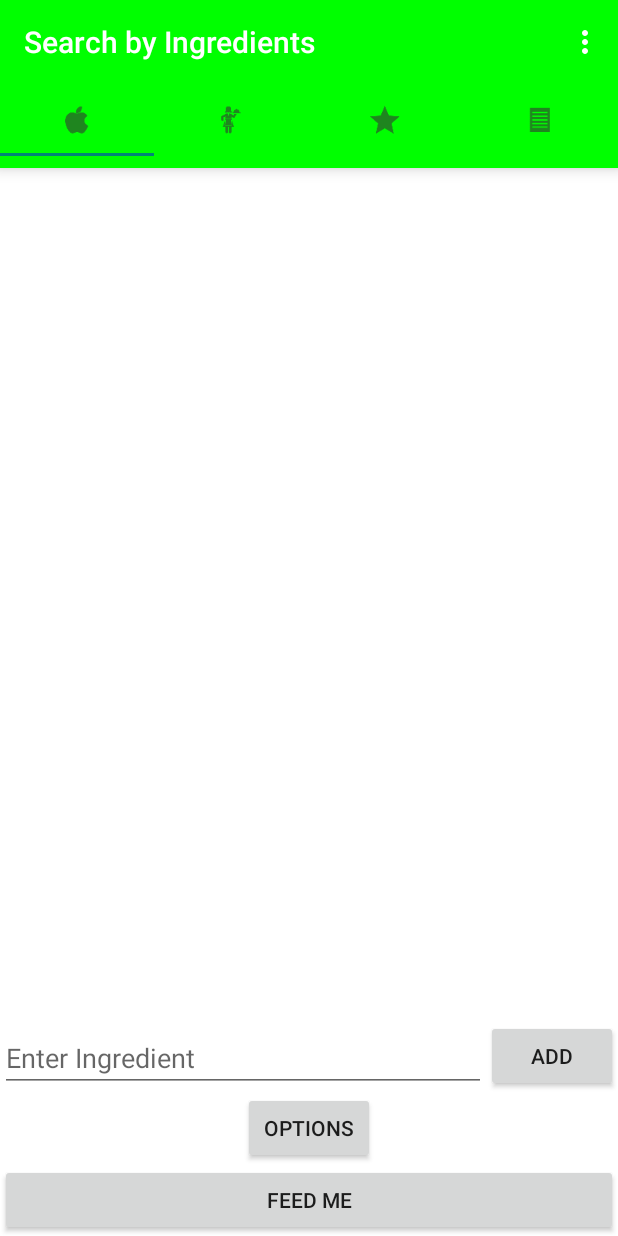
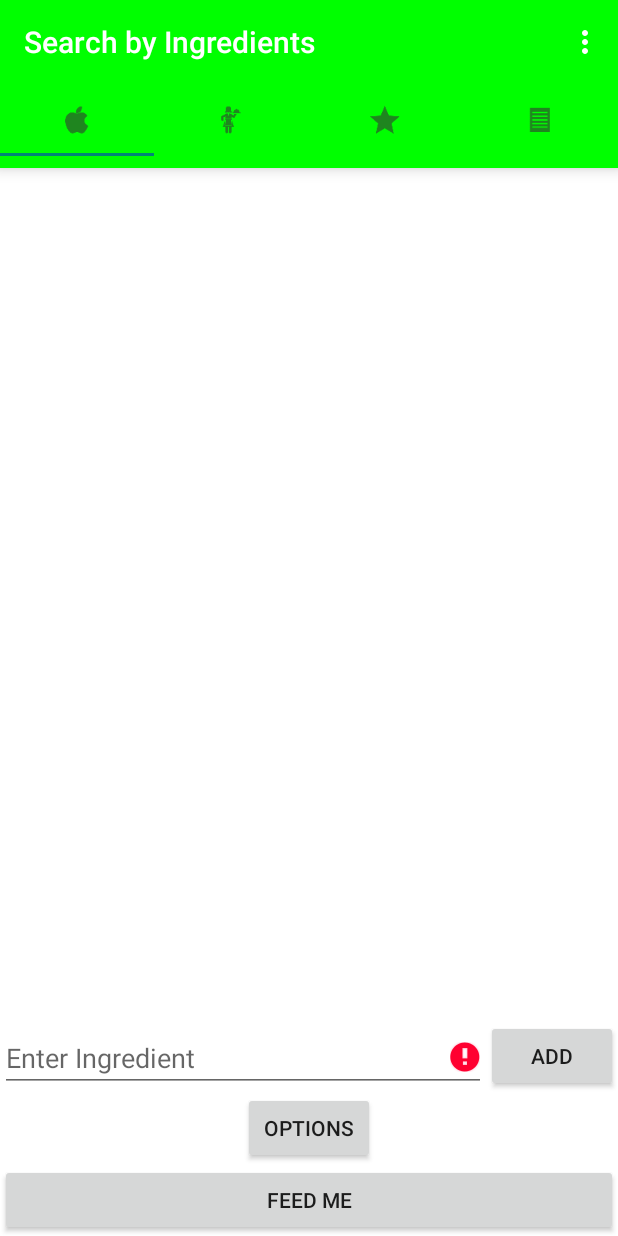
Before and after one commit to joycetsui/SousChef, an Android app: the screen it shows after launch (MainActivity), after a tap on "ADD", on a phone screen of 412 x 824 dp. Run offline under Robolectric (Android 15) with nearby library versions, the phone set to English and light mode, and no system bars.

Commit message:
Added sugestions textbox for adding ingredients

```diff
--- a/app/src/main/java/com/workingtitle/makeit/AddIngredientsFragment.java
+++ b/app/src/main/java/com/workingtitle/makeit/AddIngredientsFragment.java
@@ -3,10 +3,12 @@ package com.workingtitle.makeit;
 import android.content.Intent;
 import android.support.v4.app.Fragment;
 import android.os.Bundle;
-import android.support.v4.app.FragmentManager;
-import android.support.v4.app.FragmentTransaction;
-import android.support.v7.app.ActionBarActivity;
-import android.support.v7.app.AppCompatActivity;
+import android.text.Editable;
+import android.text.TextWatcher;
+import android.widget.AdapterView;
+import android.widget.AutoCompleteTextView;
+import android.widget.ListAdapter;
+import android.widget.SearchView;
 import android.view.LayoutInflater;
 import android.view.View;
 import android.view.ViewGroup;
@@ -14,9 +16,9 @@ import android.widget.ArrayAdapter;
 import android.widget.Button;
 import android.widget.EditText;
 import android.widget.ListView;
-import android.widget.Toolbar;
 
 import java.util.ArrayList;
+import java.util.Arrays;
 
 /**
  * Created by Maricarla on 2016-06-16.
@@ -27,37 +29,91 @@ public class AddIngredientsFragment extends Fragment {
     ArrayList<String> list = new ArrayList<String>();
 
     /** Declaring an ArrayAdapter to set items to ListView */
-    ArrayAdapter<String> adapter;
+    ArrayAdapter<String> recipeListAdapter;
 
     @Override
     public View onCreateView(final LayoutInflater inflater, ViewGroup container, Bundle savedInstanceState) {
 
         final View view = inflater.inflate(R.layout.activity_add_ingredients, container, false);
 
+        //Auto-complete Suggestions for Ingridients TextView
+
+        // Get the string array
+        final String[] suggestions = new String[]{
+                "all purpose flour",
+                "allspice",
+                "almond butter",
+                "almond extract",
+                "almond meal",
+                "almond milk",
+                "almond paste",
+                "almonds",
+                "anise seed",
+                "apple juice",
+                "apples",
+                "applesauce",
+                "apricot",
+                "apricot nectar",
+                "archer farms",
+                "artichokes",
+                "arugula",
+                "asafoetida powder",
+                "asparagus",
+                "avocado",
+                "bacon",
+                "bagels"
+        };
+
+        final AutoCompleteTextView ingredientTextView = (AutoCompleteTextView) view.findViewById(R.id.txtItem);
+
+        // Create the adapter and set it to the AutoCompleteTextView
+        final ArrayAdapter<String> suggestionsAdapter = new ArrayAdapter<String>(getActivity(), android.R.layout.simple_list_item_1, suggestions);
+        ingredientTextView.setAdapter(suggestionsAdapter);
+
+        // Unset the var whenever the user types. Validation will
+        // then fail. This is how we enforce selecting from the list
+        ingredientTextView.addTextChangedListener(new TextWatcher() {
+            @Override
+            public void beforeTextChanged(CharSequence s, int start, int count, int after) {}
+
+            @Override
+            public void onTextChanged(CharSequence s, int start, int before, int count) {
+            }
+
+            @Override
+            public void afterTextChanged(Editable s) {
+
+            }
+        });
+
+        //List View to display the entered ingredients
+        ListView listView = (ListView) view.findViewById(R.id.ingredientsList);
+
+        /** Defining the ArrayAdapter to set items to ListView */
+        recipeListAdapter = new ArrayAdapter<String>(view.getContext(), android.R.layout.simple_list_item_1, list);
+
         /** Reference to the button of the layout main.xml */
         Button addBtn = (Button) view.findViewById(R.id.btnAdd);
         Button searchBtn = (Button) view.findViewById(R.id.btnFeedMe);
-
-        ListView listView = (ListView) view.findViewById(R.id.ingredientsList);
-
-        /** Defining the ArrayAdapter to set items to ListView */
-        adapter = new ArrayAdapter<String>(view.getContext(), android.R.layout.simple_list_item_1, list);
 
         /** Defining a click event listener for the button "Add" */
         View.OnClickListener itemAddedListener = new View.OnClickListener() {
             @Override
             public void onClick(View v) {
-                EditText edit = (EditText) view.findViewById(R.id.txtItem);
-                String ingredient = edit.getText().toString();
-                if (!ingredient.isEmpty()){
-                    list.add(0, ingredient);
-                    edit.setText("");
-                    adapter.notifyDataSetChanged();
+                String ingredientAdded = ingredientTextView.getText().toString();
+
+                if (!ingredientAdded.isEmpty() && Arrays.asList(suggestions).indexOf(ingredientAdded) != -1) {
+                    list.add(0, ingredientAdded);
+                    recipeListAdapter.notifyDataSetChanged();
+                    ingredientTextView.setText("");
+                }
+                else {
+                    ingredientTextView.setError(getResources().getString(R.string.invalidIngredientMsg));
                 }
             }
         };
 
-        /** Defining a click event listener for the button "Add" */
+        /** Defining a click event listener for the button "Feed me" */
         View.OnClickListener goSearchListener = new View.OnClickListener() {
             @Override
             public void onClick(View v) {
@@ -70,7 +126,7 @@ public class AddIngredientsFragment extends Fragment {
         searchBtn.setOnClickListener(goSearchListener);
 
         /** Setting the adapter to the ListView */
-        listView.setAdapter(adapter);
+        listView.setAdapter(recipeListAdapter);
 
         // Go to Search Options Page
         Button optionsBtn = (Button) view.findViewById(R.id.btnOptions);
@@ -82,6 +138,27 @@ public class AddIngredientsFragment extends Fragment {
                 startActivity(intent);
             }
         });
+
+        //Search Bar
+//        SearchView searchView = (SearchView) view.findViewById(R.id.ingredient_search);
+//        final SearchView.OnQueryTextListener queryTextListener = new SearchView.OnQueryTextListener() {
+//            @Override
+//            public boolean onQueryTextChange(String newText) {
+//                // Do something
+//                System.out.println("HERE2 " + newText);
+//                return true;
+//            }
+//
+//            @Override
+//            public boolean onQueryTextSubmit(String query) {
+//                // Do something
+//
+//                System.out.println("HERE " + query);
+//                return true;
+//            }
+//        };
+//
+//        searchView.setOnQueryTextListener(queryTextListener);
 
         return view;
     }
--- a/app/src/main/res/layout/activity_add_ingredients.xml
+++ b/app/src/main/res/layout/activity_add_ingredients.xml
@@ -5,6 +5,12 @@
     xmlns:app="http://schemas.android.com/apk/res-auto"
     android:orientation="vertical"
     android:focusableInTouchMode="true">
+
+    <!--<android.widget.SearchView-->
+        <!--android:layout_width="fill_parent"-->
+        <!--android:layout_height="wrap_content"-->
+        <!--android:id="@+id/ingredient_search"-->
+        <!--android:showAsAction="ifRoom"/>-->
 
     <!-- List of ingredients -->
     <ListView
@@ -22,7 +28,7 @@
     <!--/>-->
 
     <!-- Enter ingredient box -->
-    <EditText
+    <AutoCompleteTextView
         android:id="@+id/txtItem"
         android:layout_width="wrap_content"
         android:layout_height="wrap_content"
--- a/app/src/main/res/values/strings.xml
+++ b/app/src/main/res/values/strings.xml
@@ -16,6 +16,7 @@
     <string name="txtEmpty">None</string>
     <string name="lblBtnOptions">Options</string>
     <string name="lblBtnFeedMe">Feed Me</string>
+    <string name="invalidIngredientMsg">Invalid ingredient: Please choose one of the suggested ingredients.</string>
 
     <!-- Search Options Screen -->
     <string name="cookTime">Cook Time</string>
```
